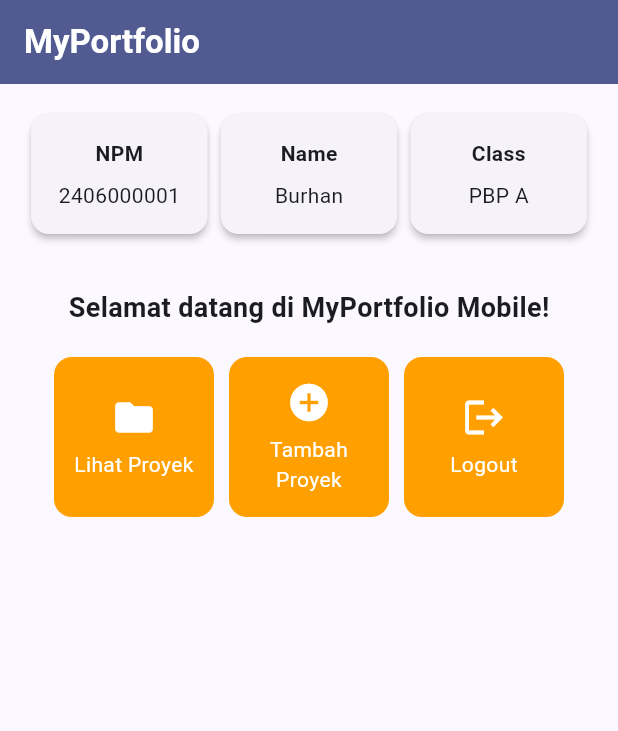
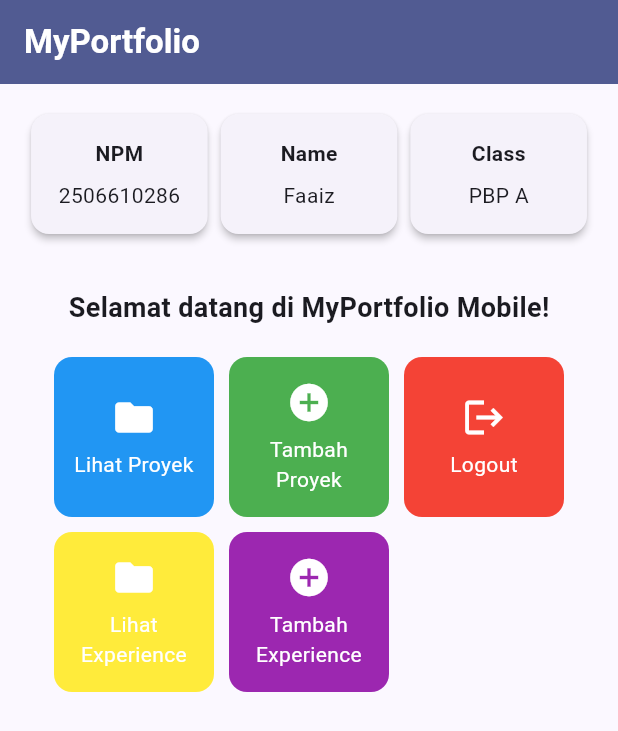
Before and after one commit to twoisfive/myportfolio_mobile, a Flutter app: the screen it shows after launch, on a phone screen of 412 x 824 dp. Shown: the top 731 px of the screen. Run offline on Flutter 3.47's test engine with Material 3 defaults, Android fonts, the phone set to English and light mode, and no system bars.

Commit message:
Tugas 7: added buttons, colors, & corrected data

```diff
--- a/lib/menu.dart
+++ b/lib/menu.dart
@@ -3,14 +3,16 @@ import 'package:flutter/material.dart';
 class MyHomePage extends StatelessWidget {
   MyHomePage({super.key});
 
-  final String npm = "2406000001";
-  final String nama = "Burhan";
+  final String npm = "2506610286";
+  final String nama = "Faaiz";
   final String kelas = "PBP A";
 
   final List<ItemHomepage> items = [
-    ItemHomepage("Lihat Proyek", Icons.folder),
-    ItemHomepage("Tambah Proyek", Icons.add_circle),
-    ItemHomepage("Logout", Icons.logout),
+    ItemHomepage("Lihat Proyek", Icons.folder, Colors.blue),
+    ItemHomepage("Tambah Proyek", Icons.add_circle, Colors.green),
+    ItemHomepage("Logout", Icons.logout, Colors.red),
+    ItemHomepage("Lihat Experience", Icons.folder, Colors.yellow),
+    ItemHomepage("Tambah Experience", Icons.add_circle, Colors.purple),
   ];
 
   @override
@@ -26,7 +28,7 @@ class MyHomePage extends StatelessWidget {
         backgroundColor: Theme.of(context).colorScheme.primary,
       ),
       // Body halaman utama dengan padding di sekelilingnya.
-      body: Padding(
+      body: SingleChildScrollView(
         padding: const EdgeInsets.all(16.0),
         child: Column(
           crossAxisAlignment: CrossAxisAlignment.center,
@@ -113,8 +115,9 @@ class InfoCard extends StatelessWidget {
 class ItemHomepage {
   final String name;
   final IconData icon;
+  final Color color;
 
-  ItemHomepage(this.name, this.icon);
+  ItemHomepage(this.name, this.icon, this.color);
 }
 
 class ItemCard extends StatelessWidget {
@@ -126,7 +129,7 @@ class ItemCard extends StatelessWidget {
   Widget build(BuildContext context) {
     return Material(
       // Menggunakan warna sekunder dari skema tema aplikasi.
-      color: Theme.of(context).colorScheme.secondary,
+      color: item.color,
       borderRadius: BorderRadius.circular(12),
       child: InkWell(
         // Aksi ketika kartu ditekan oleh pengguna.
```
